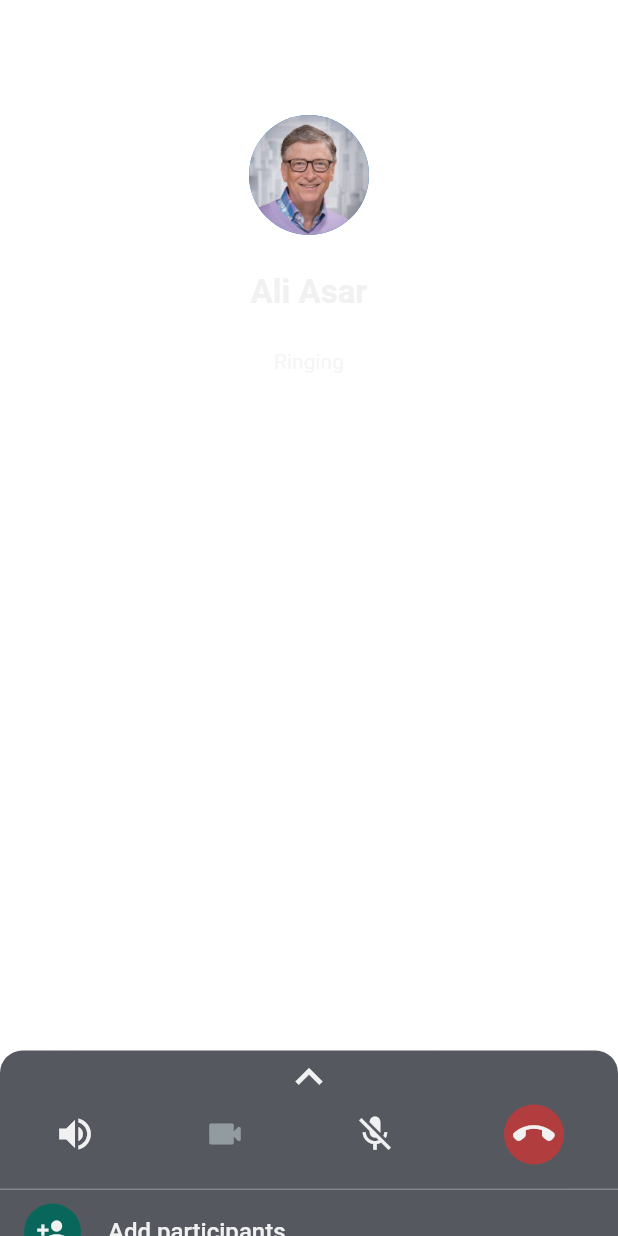
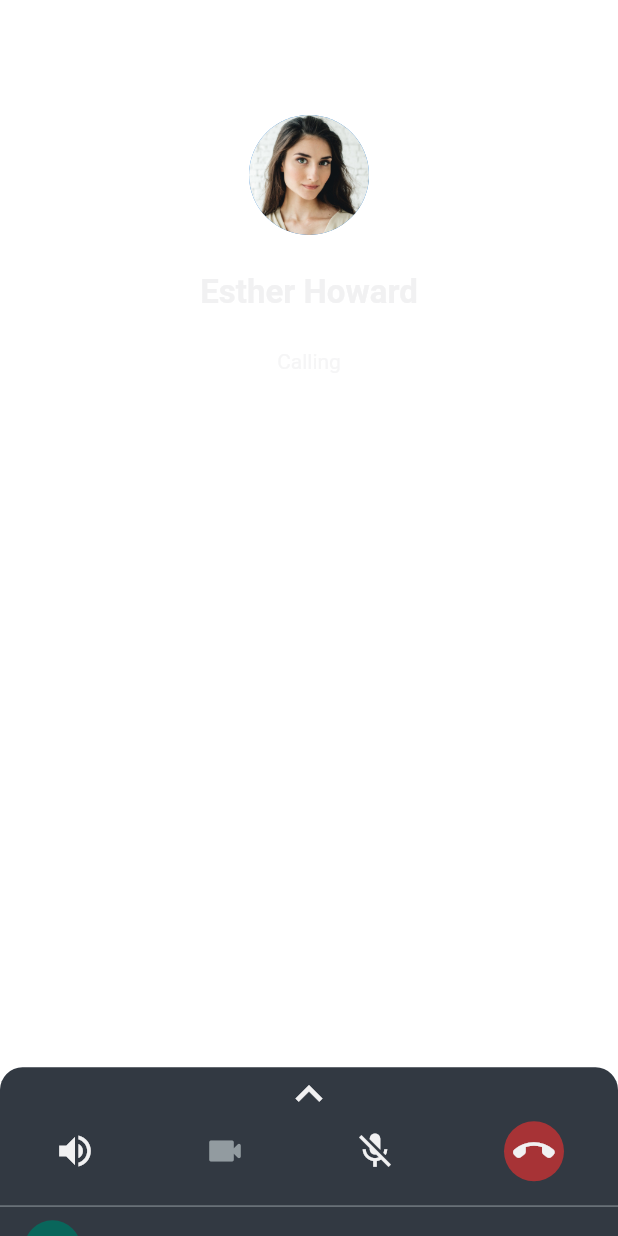
Before and after one commit to aliasar1/WhatsApp-UI-Clone, a Flutter app: the screen it shows after launch, tab 4 chosen, after a tap on the "videocam" icon, on a phone screen of 412 x 824 dp. Run offline on Flutter 3.47's test engine with Material 2 defaults, Android fonts, the phone set to English and light mode, and no system bars.

Commit message:
Fixed model error in caller screen.

```diff
--- a/lib/constants.dart
+++ b/lib/constants.dart
@@ -17,7 +17,7 @@ const kReceiverMessageColor = Color.fromARGB(255, 205, 241, 198);
 const kHighlightColor = Color.fromARGB(255, 40, 153, 65);
 const kDarkGreyColor = Color.fromARGB(255, 106, 110, 112);
 const kYellowColor = Color.fromARGB(255, 235, 221, 183);
-const kDraggableSheetColor = Color.fromARGB(255, 85, 89, 95);
+const kDraggableSheetColor = Color.fromARGB(255, 50, 57, 66);
 
 const kSmallPadding = 8.0;
 const kMedPadding = 12.0;
--- a/lib/screens/call_history_screen/components/call_card.dart
+++ b/lib/screens/call_history_screen/components/call_card.dart
@@ -72,7 +72,11 @@ class CallBuilder extends StatelessWidget {
                   Navigator.push(
                       context,
                       MaterialPageRoute(
-                          builder: (context) => const CallerScreen()));
+                          builder: (context) => CallerScreen(
+                                image: callLog.image,
+                                name: callLog.name,
+                                status: callLog.duration,
+                              )));
                 },
                 child: const Icon(
                   Icons.videocam_rounded,
@@ -84,7 +88,11 @@ class CallBuilder extends StatelessWidget {
                   Navigator.push(
                       context,
                       MaterialPageRoute(
-                          builder: (context) => const CallerScreen()));
+                          builder: (context) => CallerScreen(
+                                image: callLog.image,
+                                name: callLog.name,
+                                status: callLog.duration,
+                              )));
                 },
                 child: const Icon(
                   Icons.call_sharp,
--- a/lib/screens/caller_screen/caller_screen.dart
+++ b/lib/screens/caller_screen/caller_screen.dart
@@ -1,10 +1,14 @@
-import 'dart:async';
-
 import 'package:flutter/material.dart';
 import 'package:whatsapp_clone/constants.dart';
 
 class CallerScreen extends StatefulWidget {
-  const CallerScreen({Key? key}) : super(key: key);
+  const CallerScreen(
+      {Key? key, required this.name, required this.image, required this.status})
+      : super(key: key);
+
+  final String name;
+  final String image;
+  final String status;
 
   @override
   State<CallerScreen> createState() => _CallerScreenState();
@@ -15,13 +19,11 @@ class _CallerScreenState extends State<CallerScreen> {
   Widget build(BuildContext context) {
     bool micOff = true;
 
-    Timer _timer;
-
     return SafeArea(
       child: Container(
         decoration: const BoxDecoration(
           image: DecorationImage(
-              opacity: 0.45,
+              opacity: 0.35,
               image: AssetImage('assets/images/dark background.png'),
               fit: BoxFit.cover),
         ),
@@ -40,14 +42,14 @@ class _CallerScreenState extends State<CallerScreen> {
                   height: MediaQuery.of(context).size.height * 0.24,
                   child: Column(
                     mainAxisAlignment: MainAxisAlignment.spaceAround,
-                    children: const [
+                    children: [
                       CircleAvatar(
                         radius: 40,
-                        backgroundImage: AssetImage("assets/images/bill.jpg"),
+                        backgroundImage: AssetImage(widget.image),
                       ),
                       Text(
-                        "Ali Asar",
-                        style: TextStyle(
+                        widget.name,
+                        style: const TextStyle(
                             color: kBackgroundColor,
                             fontSize: 22,
                             fontWeight: FontWeight.bold),
@@ -55,8 +57,10 @@ class _CallerScreenState extends State<CallerScreen> {
                       Opacity(
                         opacity: 0.7,
                         child: Text(
-                          "Ringing",
-                          style: TextStyle(
+                          widget.status == "Unavailable"
+                              ? "Calling"
+                              : "Ringing",
+                          style: const TextStyle(
                             color: kBackgroundColor,
                             fontSize: 14,
                           ),
@@ -68,8 +72,8 @@ class _CallerScreenState extends State<CallerScreen> {
               ),
               Expanded(
                 child: DraggableScrollableSheet(
-                  initialChildSize: 0.22,
-                  minChildSize: 0.22,
+                  initialChildSize: 0.2,
+                  minChildSize: 0.2,
                   maxChildSize: 0.6,
                   builder: (BuildContext context, myscrollController) {
                     return Container(
@@ -172,18 +176,17 @@ class _CallerScreenState extends State<CallerScreen> {
                                       fontWeight: FontWeight.w500),
                                 ),
                               ),
-                              const ListTile(
+                              ListTile(
                                 leading: CircleAvatar(
                                   radius: 18,
-                                  backgroundImage:
-                                      AssetImage("assets/images/bill.jpg"),
+                                  backgroundImage: AssetImage(widget.image),
                                 ),
                                 title: Text(
-                                  "Ali Asar",
-                                  style: TextStyle(
+                                  widget.name,
+                                  style: const TextStyle(
                                       color: kSeenColor, fontSize: 16),
                                 ),
-                                trailing: Icon(
+                                trailing: const Icon(
                                   Icons.more_horiz,
                                   size: 26,
                                   color: kSeenColor,
```
